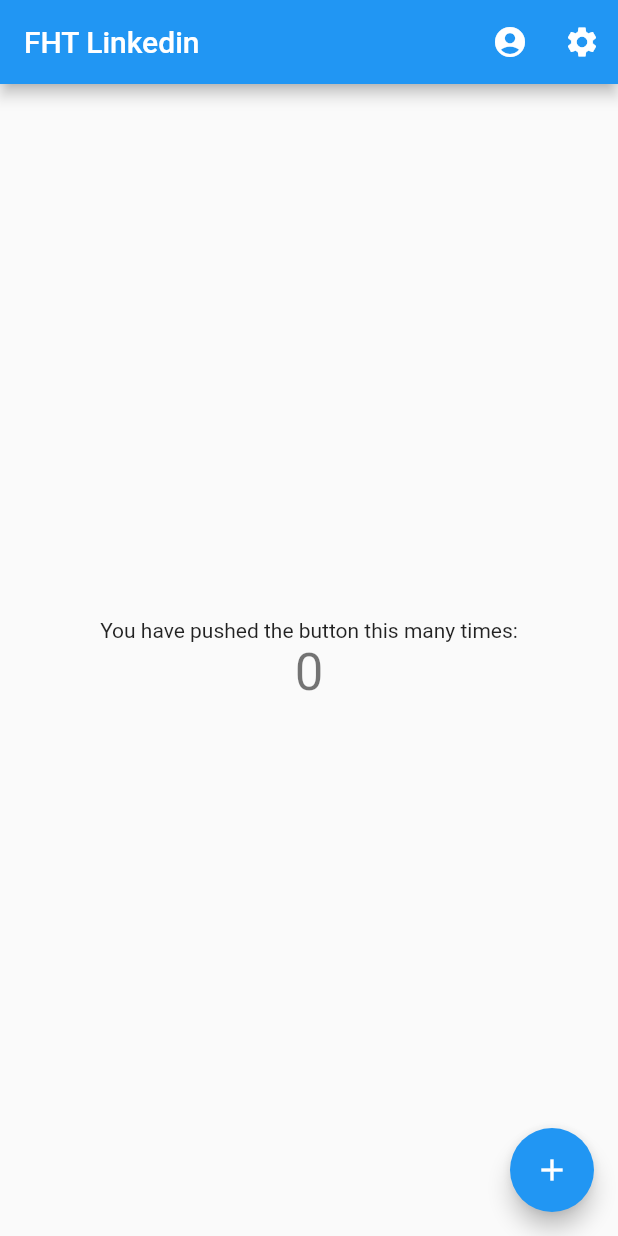
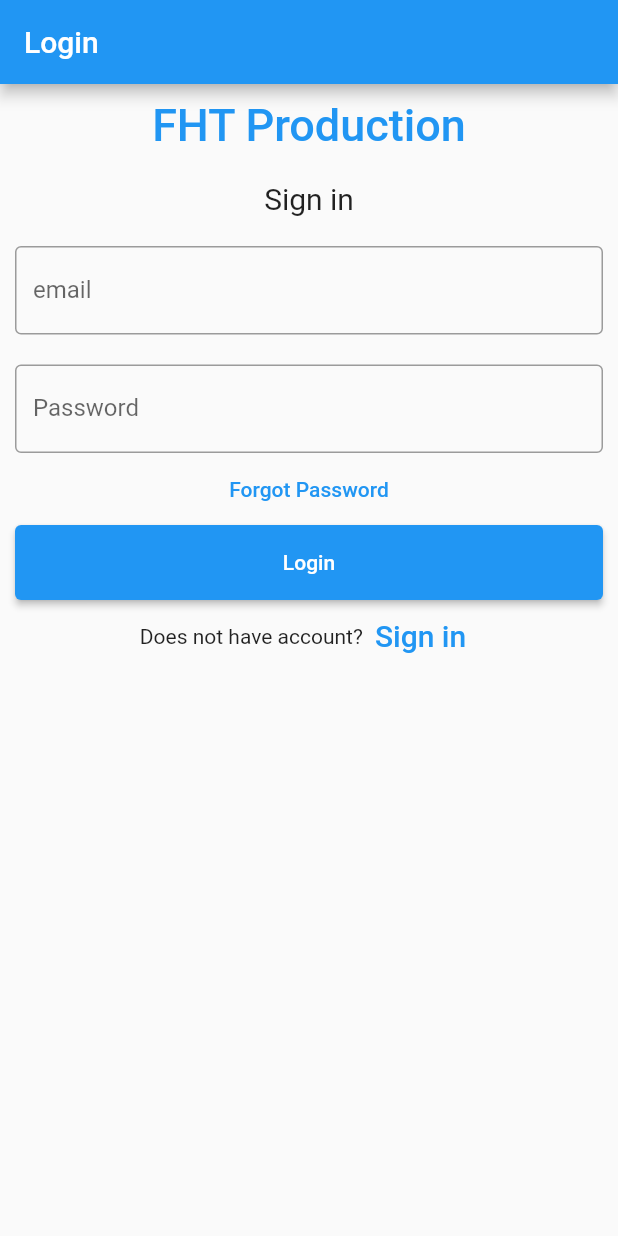
Before and after one commit to Thomas141100/nlpf, a Flutter app: the screen it shows after launch, on a phone screen of 412 x 824 dp. Run offline on Flutter 3.47's test engine with Material 2 defaults, Android fonts, the phone set to English and light mode, and no system bars.

Commit message:
update tree

```diff
--- a/frontend/fht_linkedin/analysis_options.yaml
+++ /dev/null
@@ -1,29 +0,0 @@
-# This file configures the analyzer, which statically analyzes Dart code to
-# check for errors, warnings, and lints.
-#
-# The issues identified by the analyzer are surfaced in the UI of Dart-enabled
-# IDEs (https://dart.dev/tools#ides-and-editors). The analyzer can also be
-# invoked from the command line by running `flutter analyze`.
-
-# The following line activates a set of recommended lints for Flutter apps,
-# packages, and plugins designed to encourage good coding practices.
-include: package:flutter_lints/flutter.yaml
-
-linter:
-  # The lint rules applied to this project can be customized in the
-  # section below to disable rules from the `package:flutter_lints/flutter.yaml`
-  # included above or to enable additional rules. A list of all available lints
-  # and their documentation is published at
-  # https://dart-lang.github.io/linter/lints/index.html.
-  #
-  # Instead of disabling a lint rule for the entire project in the
-  # section below, it can also be suppressed for a single line of code
-  # or a specific dart file by using the `// ignore: name_of_lint` and
-  # `// ignore_for_file: name_of_lint` syntax on the line or in the file
-  # producing the lint.
-  rules:
-    # avoid_print: false  # Uncomment to disable the `avoid_print` rule
-    # prefer_single_quotes: true  # Uncomment to enable the `prefer_single_quotes` rule
-
-# Additional information about this file can be found at
-# https://dart.dev/guides/language/analysis-options
--- a/frontend/fht_linkedin/lib/main.dart
+++ /dev/null
@@ -1,25 +0,0 @@
-import 'package:fht_linkedin/HomePage.dart';
-import 'package:flutter/material.dart';
-import 'package:fht_linkedin/login.dart';
-
-void main() {
-  runApp(const MyApp());
-}
-
-class MyApp extends StatelessWidget {
-  const MyApp({super.key});
-
-  // This widget is the root of your application.
-  @override
-  Widget build(BuildContext context) {
-    return MaterialApp(
-      title: 'Flutter Demo',
-      theme: ThemeData(
-        primarySwatch: Colors.blue,
-      ),
-      home: const LoginPage(
-        title: "Login",
-      ),
-    );
-  }
-}
--- a/frontend/fht_linkedin/lib/homepage.dart
+++ b/frontend/lib/homepage.dart
@@ -1,5 +1,5 @@
 import 'package:flutter/material.dart';
-import 'package:fht_linkedin/login.dart';
+import 'login.dart';
 
 class HomePage extends StatefulWidget {
   const HomePage({super.key, required this.title});
--- a/frontend/fht_linkedin/lib/login.dart
+++ b/frontend/lib/login.dart
@@ -1,5 +1,5 @@
 import 'package:flutter/material.dart';
-import 'package:fht_linkedin/homepage.dart';
+import 'homepage.dart';
 
 class LoginPage extends StatefulWidget {
   const LoginPage({super.key, required this.title});
--- a/frontend/lib/main.dart
+++ b/frontend/lib/main.dart
@@ -1,4 +1,6 @@
+import 'homepage.dart';
 import 'package:flutter/material.dart';
+import 'login.dart';
 
 void main() {
   runApp(const MyApp());
@@ -13,112 +15,11 @@ class MyApp extends StatelessWidget {
     return MaterialApp(
       title: 'Flutter Demo',
       theme: ThemeData(
-        // This is the theme of your application.
-        //
-        // Try running your application with "flutter run". You'll see the
-        // application has a blue toolbar. Then, without quitting the app, try
-        // changing the primarySwatch below to Colors.green and then invoke
-        // "hot reload" (press "r" in the console where you ran "flutter run",
-        // or simply save your changes to "hot reload" in a Flutter IDE).
-        // Notice that the counter didn't reset back to zero; the application
-        // is not restarted.
         primarySwatch: Colors.blue,
       ),
-      home: const MyHomePage(title: 'FHT Linkedin'),
+      home: const LoginPage(
+        title: "Login",
+      ),
     );
   }
 }
-
-class MyHomePage extends StatefulWidget {
-  const MyHomePage({super.key, required this.title});
-
-  // This widget is the home page of your application. It is stateful, meaning
-  // that it has a State object (defined below) that contains fields that affect
-  // how it looks.
-
-  // This class is the configuration for the state. It holds the values (in this
-  // case the title) provided by the parent (in this case the App widget) and
-  // used by the build method of the State. Fields in a Widget subclass are
-  // always marked "final".
-
-  final String title;
-
-  @override
-  State<MyHomePage> createState() => _MyHomePageState();
-}
-
-class _MyHomePageState extends State<MyHomePage> {
-  int _counter = 0;
-
-  void _incrementCounter() {
-    setState(() {
-      // This call to setState tells the Flutter framework that something has
-      // changed in this State, which causes it to rerun the build method below
-      // so that the display can reflect the updated values. If we changed
-      // _counter without calling setState(), then the build method would not be
-      // called again, and so nothing would appear to happen.
-      _counter++;
-    });
-  }
-
-  @override
-  Widget build(BuildContext context) {
-    // This method is rerun every time setState is called, for instance as done
-    // by the _incrementCounter method above.
-    //
-    // The Flutter framework has been optimized to make rerunning build methods
-    // fast, so that you can just rebuild anything that needs updating rather
-    // than having to individually change instances of widgets.
-    return Scaffold(
-      appBar: AppBar(
-        // Here we take the value from the MyHomePage object that was created by
-        // the App.build method, and use it to set our appbar title.
-        title: Text(widget.title, textAlign: TextAlign.center),
-        actions: <Widget>[
-          IconButton(
-              onPressed: () {
-                ScaffoldMessenger.of(context).showSnackBar(
-                    const SnackBar(content: Text('This is a snackbar')));
-              },
-              icon: const Icon(Icons.account_circle)),
-          IconButton(onPressed: () {}, icon: const Icon(Icons.settings)),
-        ],
-      ),
-      body: Center(
-        // Center is a layout widget. It takes a single child and positions it
-        // in the middle of the parent.
-        child: Column(
-          // Column is also a layout widget. It takes a list of children and
-          // arranges them vertically. By default, it sizes itself to fit its
-          // children horizontally, and tries to be as tall as its parent.
-          //
-          // Invoke "debug painting" (press "p" in the console, choose the
-          // "Toggle Debug Paint" action from the Flutter Inspector in Android
-          // Studio, or the "Toggle Debug Paint" command in Visual Studio Code)
-          // to see the wireframe for each widget.
-          //
-          // Column has various properties to control how it sizes itself and
-          // how it positions its children. Here we use mainAxisAlignment to
-          // center the children vertically; the main axis here is the vertical
-          // axis because Columns are vertical (the cross axis would be
-          // horizontal).
-          mainAxisAlignment: MainAxisAlignment.center,
-          children: <Widget>[
-            const Text(
-              'You have pushed the button this many times:',
-            ),
-            Text(
-              '$_counter',
-              style: Theme.of(context).textTheme.headline4,
-            ),
-          ],
-        ),
-      ),
-      floatingActionButton: FloatingActionButton(
-        onPressed: _incrementCounter,
-        tooltip: 'Increment',
-        child: const Icon(Icons.add),
-      ), // This trailing comma makes auto-formatting nicer for build methods.
-    );
-  }
-}
```
Also changed, not shown: frontend/fht_linkedin/pubspec.yaml (deleted, +0 -91 lines), frontend/fht_linkedin/pubspec.lock (deleted), 3 other files.
